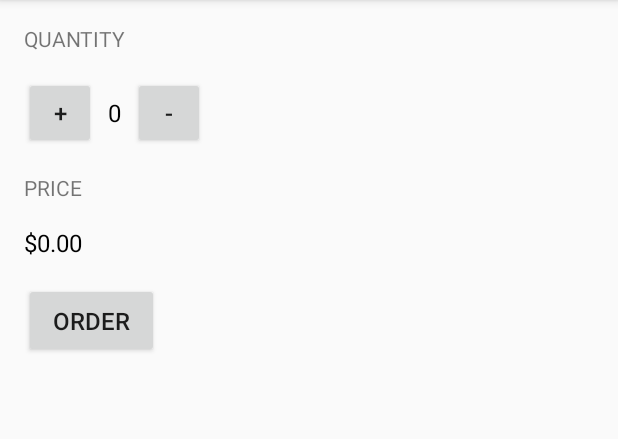
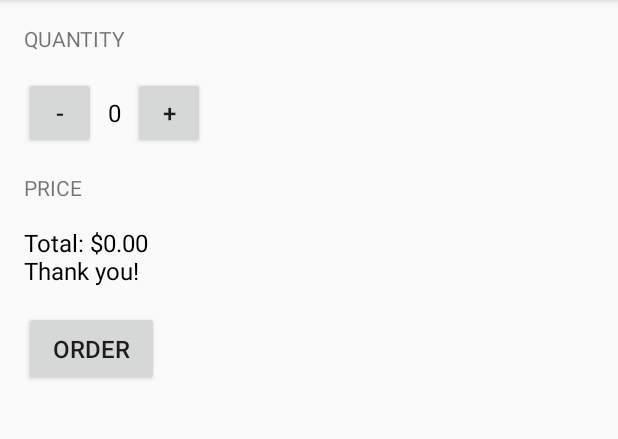
Before and after one commit to guzike/JustJava, an Android app: the screen it shows after launch (MainActivity), after a tap on "ORDER", on a phone screen of 412 x 824 dp, the part 84-523 px from its top. Run offline under Robolectric (Android 15) with nearby library versions, the phone set to English and light mode, and no system bars.

Commit message:
Thank you! added

```diff
--- a/app/src/main/java/com/example/android/justjava/MainActivity.java
+++ b/app/src/main/java/com/example/android/justjava/MainActivity.java
@@ -24,8 +24,10 @@ public class MainActivity extends AppCompatActivity {
      * This method is called when the order button is clicked.w
      */
     public void submitOrder(View view) {
-        display(numberOfCoffees);
-        displayPrice(numberOfCoffees * 5);
+        //display(numberOfCoffees);
+        //displayPrice(numberOfCoffees * 5);
+        String priceMessage = "Total: "+NumberFormat.getCurrencyInstance().format(numberOfCoffees*5) + "\nThank you!";
+        displayMessage(priceMessage);
     }
 
     /**
@@ -60,4 +62,12 @@ public class MainActivity extends AppCompatActivity {
         TextView priceTextView = (TextView) findViewById(R.id.price_text_view);
         priceTextView.setText(NumberFormat.getCurrencyInstance().format(number));
     }
+
+    /**
+     * This method displays the given text on the screen.
+     */
+    private void displayMessage(String message) {
+        TextView priceTextView = (TextView) findViewById(R.id.price_text_view);
+        priceTextView.setText(message);
+    }
 }
--- a/app/src/main/res/layout/activity_main.xml
+++ b/app/src/main/res/layout/activity_main.xml
@@ -24,8 +24,8 @@
         <Button
             android:layout_width="48dp"
             android:layout_height="48dp"
-            android:onClick="increment"
-            android:text="+"
+            android:onClick="decrement"
+            android:text="-"
             android:textSize="16sp" />
 
         <TextView
@@ -41,8 +41,8 @@
         <Button
             android:layout_width="48dp"
             android:layout_height="48dp"
-            android:onClick="decrement"
-            android:text="-"
+            android:onClick="increment"
+            android:text="+"
             android:textSize="16sp" />
 
     </LinearLayout>
@@ -59,7 +59,7 @@
         android:id="@+id/price_text_view"
         android:layout_width="wrap_content"
         android:layout_height="wrap_content"
-        android:text="0,00 &#8372;"
+        android:text="Total: 0,00 &#8372;"
         android:textColor="@android:color/black"
         android:textSize="16sp" />
 
```
